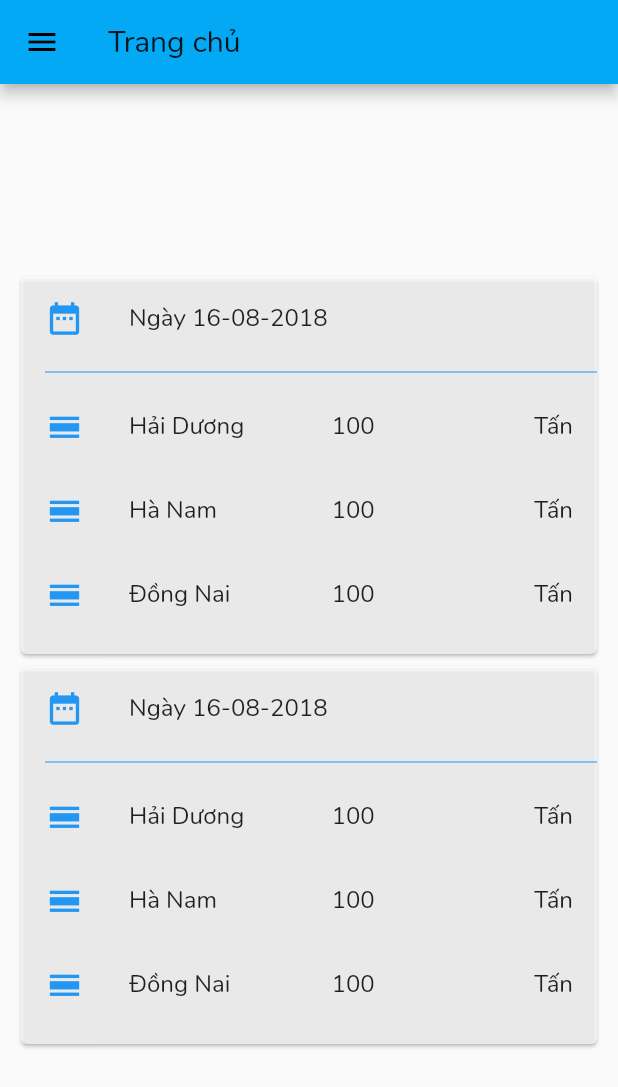
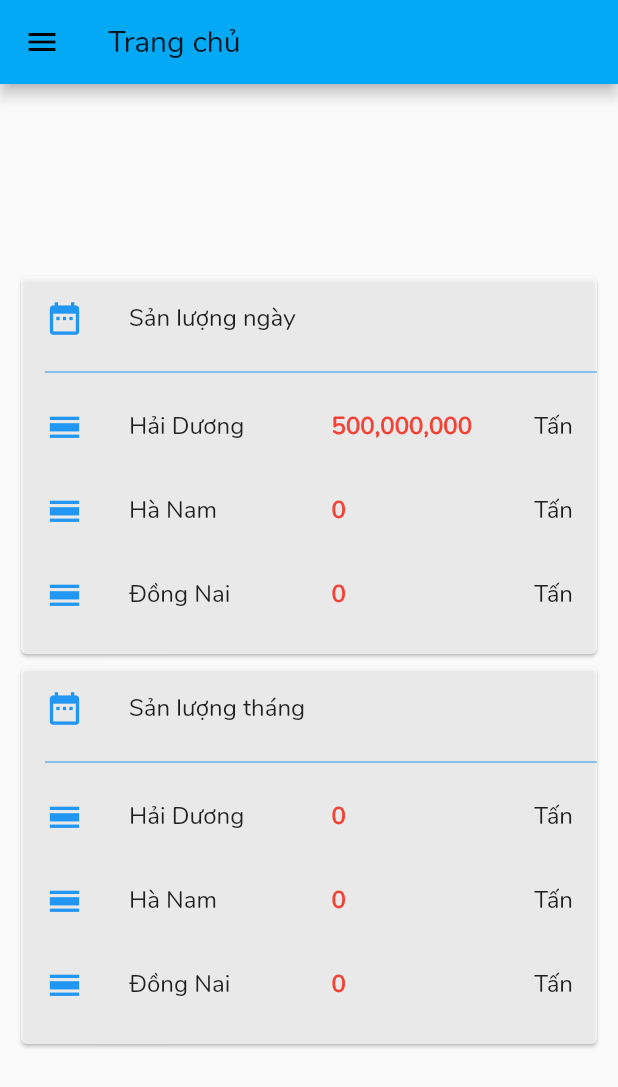
Before and after one commit to namph1/flutter_sample, a Flutter app: the HomePage screen opened by its route, on a phone screen of 412 x 824 dp. Shown: the top 1087 px of the screen. Run offline on Flutter 3.47's test engine with Material 2 defaults, Android fonts, the phone set to English and light mode, and no system bars; our stand-ins replace shared_preferences; accounts and stored records are empty; network calls fail.

```diff
--- a/flutter_sample/lib/home_page.dart
+++ b/flutter_sample/lib/home_page.dart
@@ -3,7 +3,6 @@ import 'package:flutter_sample/page/first_fragment.dart';
 import 'package:flutter_sample/page/second_fragment.dart';
 import 'package:flutter_sample/page/third_fragment.dart';
 import 'package:flutter_sample/utils/share_pref_utils.dart';
-import 'package:web_socket_channel/web_socket_channel.dart';
 
 class DrawerItem {
   String title;
@@ -13,28 +12,23 @@ class DrawerItem {
 
 class HomePage extends StatefulWidget {
   static String tag = 'home-page';
-  final WebSocketChannel channel;
-
-  HomePage({Key key, @required this.channel}) : super(key: key);
 
   final drawerItems = [
     new DrawerItem("Trang chủ", Icons.home),
-    new DrawerItem("Fragment 2", Icons.local_pizza),
+    new DrawerItem("Khoán", Icons.local_pizza),
     new DrawerItem("Fragment 3", Icons.info)
   ];
 
   @override
   State<StatefulWidget> createState() {
-    return new HomePageState(channel: channel);
+    return new HomePageState();
   }
 }
 
 class HomePageState extends State<HomePage> {
   int _selectedDrawerIndex = 0;
   var username = "", email = "";
-  final WebSocketChannel channel;
 
-  HomePageState({Key keys, @required this.channel});
 
   @override
   void initState() {
@@ -59,9 +53,7 @@ class HomePageState extends State<HomePage> {
   _getDrawerItemWidget(int pos) {
     switch (pos) {
       case 0:
-        return new FirstFragment(
-          channel: channel,
-        );
+        return new FirstFragment();
       case 1:
         return new SecondFragment();
       case 2:
--- a/flutter_sample/lib/main.dart
+++ b/flutter_sample/lib/main.dart
@@ -2,17 +2,18 @@ import 'package:flutter/material.dart';
 import 'package:web_socket_channel/io.dart';
 import 'login_page.dart';
 import 'home_page.dart';
+import 'package:flutter_sample/utils/key.dart';
 
 void main() => runApp(MyApp());
 
 class MyApp extends StatelessWidget {
-  static final channel = IOWebSocketChannel.connect("ws://192.168.123.1:5001");
-
+  static final channel =
+      IOWebSocketChannel.connect("ws://" + KeyUtils.url + ":5001");
   final routes = <String, WidgetBuilder>{
     LoginPage.tag: (context) => LoginPage(
           channel: channel,
         ),
-    HomePage.tag: (context) => HomePage(channel: channel,),
+    HomePage.tag: (context) => HomePage(),
   };
 
   @override
--- a/flutter_sample/lib/model/sanluongchung_model.dart
+++ b/flutter_sample/lib/model/sanluongchung_model.dart
@@ -2,7 +2,7 @@ class SanLuong {
   final String action;
   final String key;
   final String user;
-  final double sanluong;
+  final int sanluong;
   final String ngay;
 
   SanLuong({this.action, this.key, this.user, this.sanluong, this.ngay});
--- a/flutter_sample/lib/page/first_fragment.dart
+++ b/flutter_sample/lib/page/first_fragment.dart
@@ -1,59 +1,64 @@
 import 'package:flutter/material.dart';
 import 'package:flutter_sample/utils/share_pref_utils.dart';
-import 'package:web_socket_channel/web_socket_channel.dart';
+import 'package:flutter_sample/utils/key.dart';
 import 'package:flutter_sample/model/sanluongchung_model.dart';
-import 'package:flutter_sample/utils/key.dart';
+import 'package:intl/intl.dart';
 import 'dart:convert';
-import 'dart:async';
+import 'package:http/http.dart' as http;
 
 class FirstFragment extends StatelessWidget {
-  final WebSocketChannel channel;
-
-  FirstFragment({Key key, @required this.channel}) : super(key: key);
-
   @override
   Widget build(BuildContext context) {
-    // TODO: implement build
     return new Container(
-      child: new FirstPage(
-        channel: channel,
-      ),
+      child: new FirstPage(),
     );
   }
 }
 
 class FirstPage extends StatefulWidget {
-  final WebSocketChannel channel;
-  FirstPage({Key key, @required this.channel}) : super(key: key);
-
   @override
   _FirstPageState createState() => _FirstPageState();
 }
 
 class _FirstPageState extends State<FirstPage> {
   var token = "", users = "";
-
+  var ngayHD = 0,
+      ngayDN = 0,
+      ngayHN = 0,
+      thangHD = 0,
+      thangDN = 0,
+      thangHN = 0,
+      ngay = '';
+  var f = new NumberFormat("###,###", "en_US");
   @override
   void initState() {
     SharePreUtils sharePreUtils = new SharePreUtils();
     sharePreUtils.getPref("token").then(initToken);
     sharePreUtils.getPref("name").then(initUser);
     super.initState();
-    getsanluong();
+    ngayHD = 500000000;
+    this.getHome();
   }
 
-  void getsanluong() {
-    var obj = new SanLuong(
-        action: KeyUtils.sanluongchungaction, key: "", user: users);
-    widget.channel.sink.add(json.encode(obj.toMap()));
+  getHome() async {
+    final response = await http.get('http://' + KeyUtils.url + ':5000/home');
 
-    // Stream<dynamic> broad = widget.channel.stream.asBroadcastStream();
-    // broad.listen((message) => print("class b: "+message));
-    // widget.channel.stream.listen((content) {
-    //     SanLuongChungList sanluongs = SanLuongChungList.fromJson(json.decode(content));
-    //       sanluongs.sanluongs
-    //           .forEach((element) => print(element.ngay + '-' + element.sanluong.toString()));
-    // });
+    if (response.statusCode == 200) {
+      SanLuongChungList sanluongs =
+          SanLuongChungList.fromJson(json.decode(response.body));
+      setState(() {
+        ngayHD = sanluongs.sanluongs[0].sanluong;
+        ngayDN = sanluongs.sanluongs[1].sanluong;
+        ngayHN = sanluongs.sanluongs[2].sanluong;
+        thangHD = sanluongs.sanluongs[3].sanluong;
+        thangDN = sanluongs.sanluongs[4].sanluong;
+        thangHN = sanluongs.sanluongs[5].sanluong;
+        ngay = sanluongs.sanluongs[0].ngay.toString().substring(0, 10);
+      });
+    } else {
+      // If that call was not successful, throw an error.
+      throw Exception('Failed to load post');
+    }
   }
 
   void initToken(String _token) {
@@ -70,7 +75,7 @@ class _FirstPageState extends State<FirstPage> {
 
   @override
   Widget build(BuildContext context) {
-    Widget buildListTile(String title) {
+    Widget buildListTile(String title, int sanluong) {
       return new ListTile(
           leading: new Icon(
             Icons.calendar_view_day,
@@ -83,14 +88,19 @@ class _FirstPageState extends State<FirstPage> {
                 child: new Text(title),
               ),
               new Expanded(
-                child: new Text("100"),
+                child: new Text(
+                  f.format(sanluong),
+                  style:
+                      TextStyle(color: Colors.red, fontWeight: FontWeight.bold),
+                ),
               ),
               new Text("Tấn"),
             ],
           ));
     }
 
-    final card = new Card(
+    Widget _buildCard(String titleCard, dynamic sl1, dynamic sl2, dynamic sl3) {
+      return new Card(
         color: Colors.white70,
         child: new Column(
           children: <Widget>[
@@ -100,30 +110,41 @@ class _FirstPageState extends State<FirstPage> {
                 color: Colors.blue,
                 size: 26.0,
               ),
-            title: new Text("Ngày 16-08-2018"),
+              title: new Text(titleCard),
             ),
             new Divider(
               color: Colors.blue,
               indent: 16.0,
             ),
-          buildListTile("Hải Dương"),
-          buildListTile("Hà Nam"),
-          buildListTile("Đồng Nai")
+            buildListTile("Hải Dương", sl1),
+            buildListTile("Hà Nam", sl2),
+            buildListTile("Đồng Nai", sl3)
           ],
         ),
       );
+    }
 
-    final sizeBox = new Container(
+    Widget _buildBox(String titleCard, dynamic sl1, dynamic sl2, dynamic sl3) {
+      return new Container(
         margin: const EdgeInsets.only(left: 10.0, right: 10.0),
         child: new SizedBox(
-        child: card,
+          child: _buildCard(titleCard, sl1, sl2, sl3),
           height: 260.0,
         ),
       );
+    }
 
     return new Column(
       mainAxisAlignment: MainAxisAlignment.center,
-      children: <Widget>[sizeBox, sizeBox],
+      children: <Widget>[
+        _buildBox("Sản lượng ngày " + ngay.toString(), ngayHD, ngayHN, ngayDN),
+        _buildBox(
+            "Sản lượng tháng " +
+                (ngay.isNotEmpty ? ngay.substring(0, 7) : ngay),
+            thangHD,
+            thangHN,
+            thangDN)
+      ],
     );
   }
 }
--- a/flutter_sample/lib/utils/key.dart
+++ b/flutter_sample/lib/utils/key.dart
@@ -1,4 +1,6 @@
 class KeyUtils{
   static final String loginaction = 'LOGIN_ACTION';
   static final String sanluongchungaction = 'SANLUONG_ACTION';
+
+  static final String url = "192.168.123.1";
 }
--- a/flutter_sample/pubspec.yaml
+++ b/flutter_sample/pubspec.yaml
@@ -10,6 +10,8 @@ dependencies:
   cupertino_icons: ^0.1.2
   shared_preferences: ^0.4.2
   rxdart: ^0.18.1
+  intl: ^0.15.7
+  # http: ^0.11.3
 dev_dependencies:
   flutter_test:
     sdk: flutter
```
Also changed, not shown: flutter_sample/lib/login_page.dart (+11 -25 lines), flutter_sample/lib/model/khoan_model.dart (added, +22 -0 lines), flutter_sample/lib/page/second_fragment.dart (+87 -2 lines), flutter_sample/lib/utils/my_channel.dart (added, +16 -0 lines), flutter_sample/lib/utils/provider.dart (added, +17 -0 lines), flutter_sample/pubspec.lock, 6 other files. Lines whose indentation alone changed are shown as unchanged.
